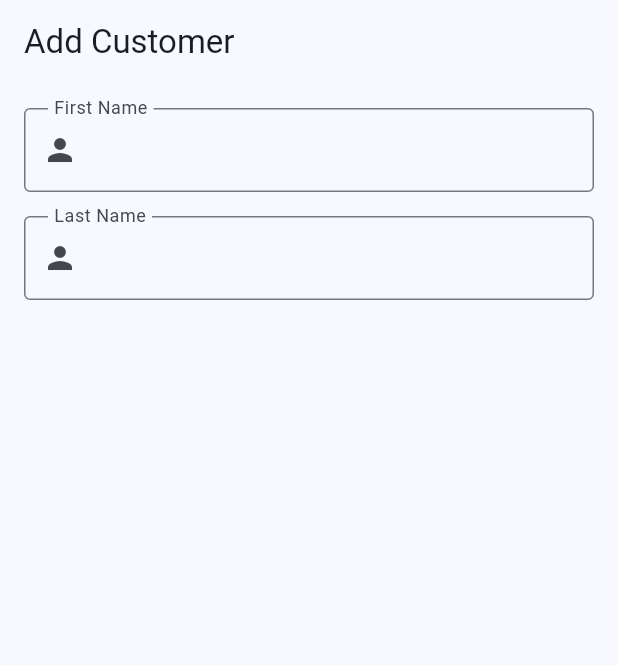
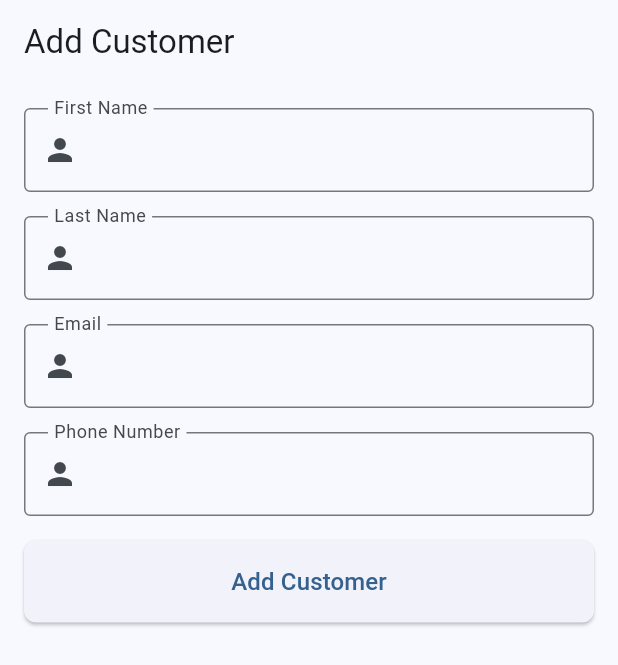
Before and after one commit to HarzaanHussain/cateredtoyou, a Flutter app: the AddCustomerScreen screen opened by its route, on a phone screen of 412 x 824 dp. Shown: the top 665 px of the screen. Run offline on Flutter 3.47's test engine with Material 3 defaults, Android fonts, the phone set to English and light mode, and no system bars; our stand-ins replace cloud_firestore, firebase_auth, firebase_core, geolocator, go_router, google_maps_flutter and 1 more; accounts and stored records are empty.

Commit message:
add customer works from the customer screen

```diff
--- a/lib/views/customers/add_customer_screen.dart
+++ b/lib/views/customers/add_customer_screen.dart
@@ -1,8 +1,8 @@
 import 'package:cateredtoyou/services/customer_service.dart';
 import 'package:cateredtoyou/utils/validators.dart';
+import 'package:cateredtoyou/widgets/custom_button.dart';
 import 'package:cateredtoyou/widgets/custom_text_field.dart';
 import 'package:flutter/material.dart';
-import 'package:get/get.dart';
 import 'package:go_router/go_router.dart';
 import 'package:provider/provider.dart';
 
@@ -137,7 +137,38 @@ class _AddCustomerScreenState extends State<AddCustomerScreen> {
                 prefixIcon: Icons.person,
                 validator: Validators.validateName,
               ),
-
+              const SizedBox(height: 16,),
+              CustomTextField(
+                controller: _emailController,
+                label: 'Email',
+                prefixIcon: Icons.person,
+                validator: Validators.validateEmail,
+              ),
+              const SizedBox(height: 16,),
+              CustomTextField(
+                controller: _phoneNumberController,
+                label: 'Phone Number',
+                prefixIcon: Icons.person,
+                validator: Validators.validatePhone,
+              ),
+              const SizedBox(height: 16,),
+              if(_error != null)
+                Padding(
+                  padding: const EdgeInsets.only(bottom: 16),
+                  child: Text(
+                    _error!,
+                    style: const TextStyle(
+                      color: Colors.red,
+                      fontSize: 14,
+                    ),
+                    textAlign: TextAlign.center,
+                  ),
+                ),
+              CustomButton(
+                label: 'Add Customer',
+                onPressed: _isLoading ? null : _handleAddCustomer,
+                isLoading: _isLoading,
+              ),
             ],
           ),
         ),
```
